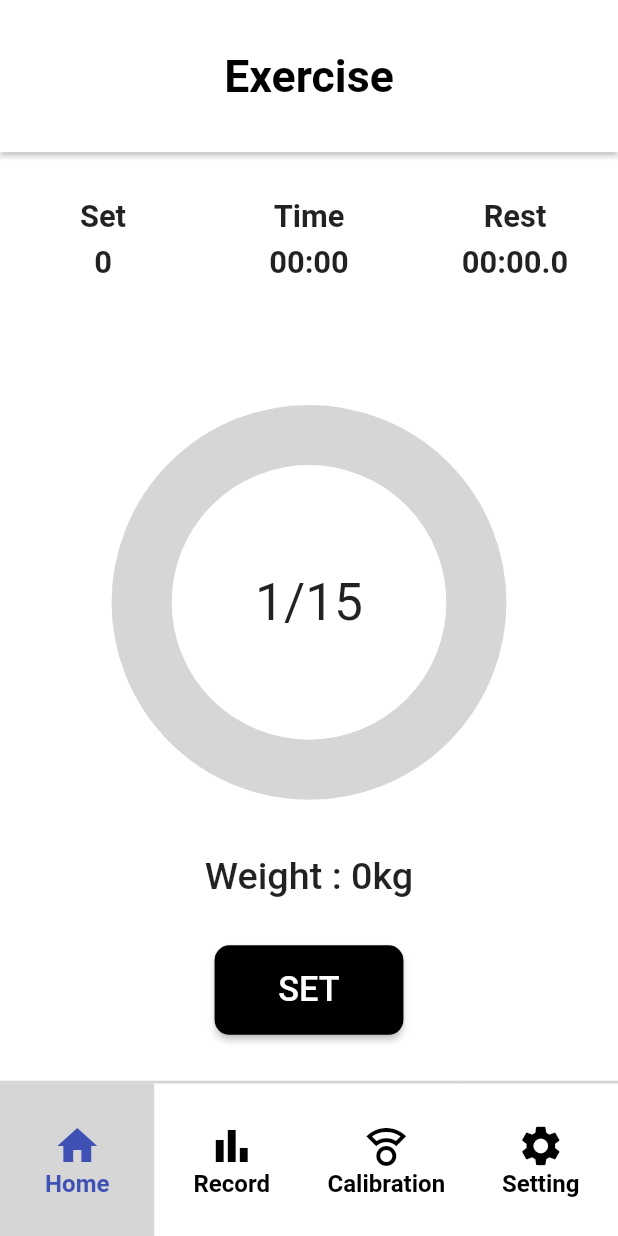
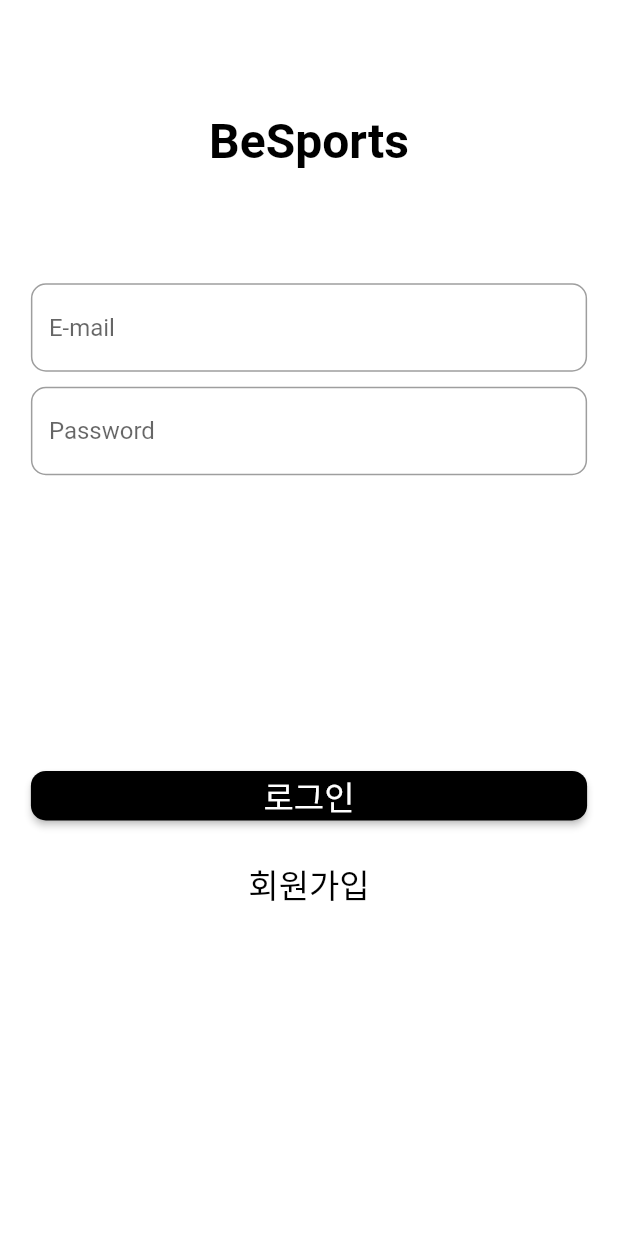
Before and after one commit to Anythink-BeSports/besports_app, a Flutter app: the screen it shows after launch, on a phone screen of 412 x 824 dp. Run offline on Flutter 3.47's test engine with Material 2 defaults, Android fonts, the phone set to English and light mode, and no system bars; our stand-ins replace firebase_auth, firebase_core, flutter_screenutil, get; accounts and stored records are empty.

Commit message:
[#19] 안드로이드 Login 구현

```diff
--- /dev/null
+++ b/lib/login_page.dart
@@ -0,0 +1,126 @@
+import 'package:flutter/material.dart';
+import 'package:get/get.dart';
+import 'package:sports_application/register_page.dart';
+import 'package:sports_application/service.controller/Auth_controller.dart';
+
+class LoginPage extends StatefulWidget {
+  const LoginPage({Key? key}) : super(key: key);
+
+  @override
+  State<LoginPage> createState() => _LoginPageState();
+}
+
+class _LoginPageState extends State<LoginPage> {
+  var emailController = TextEditingController();
+  var passwordController = TextEditingController();
+
+  @override
+  Widget build(BuildContext context) {
+    double w = MediaQuery.of(context).size.width;
+    double h = MediaQuery.of(context).size.height;
+    return Scaffold(
+        backgroundColor: Colors.white,
+        body: Column(
+          mainAxisAlignment: MainAxisAlignment.spaceEvenly,
+          children: [
+            SizedBox(
+              width: w,
+              height: h / 8,
+              child: Column(
+                mainAxisAlignment: MainAxisAlignment.center,
+                children: const [
+                  Text(
+                    "BeSports",
+                    style: TextStyle(
+                        color: Colors.black,
+                        fontSize: 32,
+                        fontWeight: FontWeight.bold
+                    ),
+                  ),
+                ],
+              )
+            ),
+            SizedBox(
+              width: w - w / 10,
+              height: h / 3,
+              child: Column(
+                children: [
+                  TextField(
+                    controller: emailController,
+                    decoration: InputDecoration(
+                      hintText: "E-mail",
+                      focusedBorder: OutlineInputBorder(
+                          borderRadius: BorderRadius.circular(10),
+                          borderSide: const BorderSide(
+                              color:Colors.black,
+                              width: 1.5
+                          )
+                      ),
+                      enabledBorder: OutlineInputBorder(
+                          borderRadius: BorderRadius.circular(10),
+                          borderSide: const BorderSide(
+                              color: Colors.grey,
+                              width: 1.0
+                          )
+                      ),
+                    ),
+                  ),
+                  SizedBox(width: w, height: 10),
+                  TextField(
+                    controller: passwordController,
+                    obscureText: true,
+                    decoration: InputDecoration(
+                      hintText: "Password",
+                      focusedBorder: OutlineInputBorder(
+                          borderRadius: BorderRadius.circular(10),
+                          borderSide: const BorderSide(
+                              color:Colors.black,
+                              width: 1.5
+                          )
+                      ),
+                      enabledBorder: OutlineInputBorder(
+                          borderRadius: BorderRadius.circular(10),
+                          borderSide: const BorderSide(
+                              color:Colors.grey,
+                              width: 1.0
+                          )
+                      ),
+                    ),
+                  ),
+                ],
+              ),
+            ),
+            SizedBox(
+              width: w,
+              height: h / 3,
+              child: Column(
+                children: [
+                  ElevatedButton(style: ElevatedButton.styleFrom(
+                      primary: Colors.black,
+                      minimumSize: Size(w - w / 10, 24),
+                      textStyle: const TextStyle(fontSize: 22),
+                      shape: RoundedRectangleBorder(
+                          borderRadius: BorderRadius.circular(10)
+                      )
+                  ),
+                      onPressed: () => AuthController.instance.login(emailController.text.trim(), passwordController.text.trim()),
+                      child: const Text("로그인")),
+                  SizedBox(width: w, height: 10),
+                  TextButton(style: TextButton.styleFrom(
+                      primary: Colors.black,
+                      minimumSize: Size(w - w / 10, 24),
+                      textStyle: const TextStyle(fontSize: 22),
+                      shape: RoundedRectangleBorder(
+                          borderRadius: BorderRadius.circular(10)
+                      )
+                  ),
+                      onPressed: () => Get.to(()=>const RegisterPage()),
+                      child: const Text("회원가입"))
+                ],
+              ),
+            )
+          ],
+        )
+    );
+  }
+}
--- a/lib/main.dart
+++ b/lib/main.dart
@@ -1,11 +1,23 @@
+import 'package:firebase_core/firebase_core.dart';
 import 'package:flutter/material.dart';
 import 'package:flutter_screenutil/flutter_screenutil.dart';
+import 'package:get/get.dart';
+import 'package:sports_application/service.controller/Auth_controller.dart';
 import 'home_page.dart';
 import 'calibration_page.dart';
+import 'login_page.dart';
 import 'setting_page.dart';
 import 'record_page.dart';
 
-void main() {
+Future<void> main() async {
+  WidgetsFlutterBinding.ensureInitialized();
+  await Firebase.initializeApp(
+      options: const FirebaseOptions(
+          apiKey: "AIzaSyAIt9hf_tp8VddRdXvgutmT7QNoT4dYqFo",
+          appId: "1:318975849915:android:9ce3a0f937d78111d5009e",
+          messagingSenderId: "318975849915",
+          projectId: "anythink-health")
+  ).then((value) => Get.put(AuthController()));
   runApp(const MyApp());
 }
 
@@ -17,13 +29,13 @@ class MyApp extends StatelessWidget {
     return ScreenUtilInit(
       designSize: const Size(360, 690),
       builder: (context, child) {
-        return MaterialApp(
+        return GetMaterialApp(
           debugShowCheckedModeBanner: false,
           theme: ThemeData(
             primarySwatch: Colors.red,
           ),
           title: 'BeSports',
-          home: const BeSports(),
+          home: const LoginPage(),
         );
       }
     );
@@ -31,7 +43,8 @@ class MyApp extends StatelessWidget {
 }
 
 class BeSports extends StatefulWidget{
-  const BeSports({Key? key}) : super(key: key);
+  String email;
+  BeSports({Key? key, required this.email}) : super(key: key);
 
   @override
   State<BeSports> createState() => _BeSportsState();
--- /dev/null
+++ b/lib/service.controller/Auth_controller.dart
@@ -0,0 +1,79 @@
+import 'package:firebase_auth/firebase_auth.dart';
+import 'package:flutter/material.dart';
+import 'package:get/get.dart';
+import '../login_page.dart';
+import '../main.dart';
+
+
+class AuthController extends GetxController{
+  static AuthController instance = Get.find();
+  late Rx<User?> _user;
+  FirebaseAuth auth = FirebaseAuth.instance;
+
+  @override
+  void onReady(){
+    super.onReady();
+    _user = Rx<User?>(auth.currentUser);
+    //out user would be notified
+    _user.bindStream(auth.userChanges());
+    ever(_user, _initialScreen);
+  }
+
+  _initialScreen(User? user){
+    if(user==null){
+      Get.offAll(()=>const LoginPage());
+    }else{
+      print("${user.email!}님 환영합니다!");
+      Get.offAll(()=>BeSports(email:user.email!));
+    }
+  }
+
+  Future<void> register(String email, password) async {
+    try{
+      await auth.createUserWithEmailAndPassword(email: email, password: password);
+    }catch(e){
+      Get.snackbar("About User", "User message",
+          backgroundColor: Colors.redAccent,
+          snackPosition: SnackPosition.BOTTOM,
+          titleText: const Text(
+            "Account creation failed",
+            style: TextStyle(
+                color: Colors.white
+            ),
+          ),
+          messageText: Text(
+            e.toString(),
+            style: const TextStyle(
+                color: Colors.white
+            ),
+          )
+      );
+    }
+  }
+  Future<void> login(String email, password) async {
+    try{
+      await auth.signInWithEmailAndPassword(email: email, password: password);
+    }catch(e){
+      Get.snackbar("About Login", "Login message",
+          backgroundColor: Colors.redAccent,
+          snackPosition: SnackPosition.BOTTOM,
+          titleText: const Text(
+            "Login failed",
+            style: TextStyle(
+                color: Colors.white
+            ),
+          ),
+          messageText: Text(
+            e.toString(),
+            style: const TextStyle(
+                color: Colors.white
+            ),
+          )
+      );
+    }
+  }
+
+  Future<void> logOut() async {
+    await auth.signOut();
+  }
+}
--- a/pubspec.yaml
+++ b/pubspec.yaml
@@ -35,6 +35,9 @@ dependencies:
   # The following adds the Cupertino Icons font to your application.
   # Use with the CupertinoIcons class for iOS style icons.
   cupertino_icons: ^1.0.2
+  get:
+  firebase_auth: ^3.4.1
+  firebase_core: ^1.19.1
 
 dev_dependencies:
   flutter_test:
```
Also changed, not shown: lib/register_page.dart (added, +129 -0 lines), pubspec.lock.
